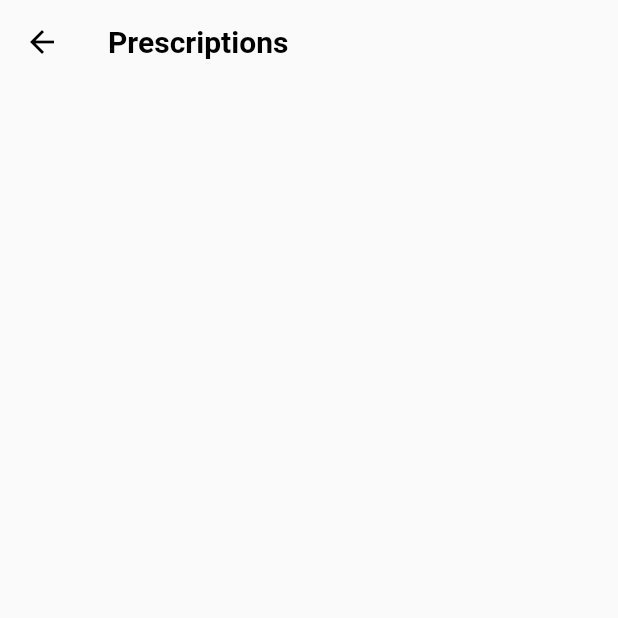
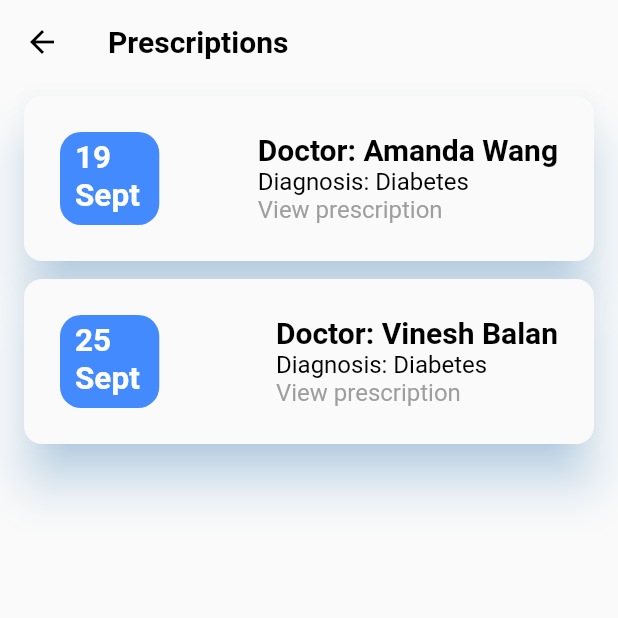
Before and after one commit to verbal-noun/codebrew-2020-prespa, a Flutter app: the PrescriptionPage screen opened directly, on a phone screen of 412 x 824 dp, the top half of it. Run offline on Flutter 3.47's test engine with Material 2 defaults, Android fonts, the phone set to English and light mode, and no system bars.

Commit message:
Adding prescription page

```diff
--- a/lib/pages/prescription_list.dart
+++ b/lib/pages/prescription_list.dart
@@ -1,4 +1,5 @@
 import 'package:flutter/material.dart';
+import 'package:flutter_staggered_grid_view/flutter_staggered_grid_view.dart';
 
 class PrescriptionPage extends StatelessWidget {
   @override
@@ -8,19 +9,98 @@ class PrescriptionPage extends StatelessWidget {
         appBar: AppBar(
           elevation: 0.0,
           backgroundColor: Colors.transparent,
-            leading: IconButton
-              (
+          leading: IconButton(
             color: Colors.black,
             onPressed: () => Navigator.of(context).pop(),
             icon: Icon(Icons.arrow_back, color: Colors.black),
           ),
-            title:
-            Text('Prescriptions', style: TextStyle(color: Colors.black, fontWeight: FontWeight.w700)),
+          title: Text('Prescriptions',
+              style:
+              TextStyle(color: Colors.black, fontWeight: FontWeight.w700)),
         ),
-      body: Column(
+        body: StaggeredGridView.count(
+            crossAxisCount: 2,
+            crossAxisSpacing: 12.0,
+            mainAxisSpacing: 12.0,
+            padding: EdgeInsets.symmetric(horizontal: 16.0, vertical: 8.0),
+            children: <Widget>[
+              _prescriptionTile(
+                  PrescriptionWidget('19', 'Sept', 'Amanda Wang')),
+              _prescriptionTile(PrescriptionWidget('25', 'Sept', 'Vinesh Balan'))
+            ],
+            staggeredTiles: [
+              StaggeredTile.extent(2, 110.0),
+              StaggeredTile.extent(2, 110.0),
+            ]));
+  }
 
+  Widget _prescriptionTile(Widget child, {Function() onTap}) {
+    return Material(
+        elevation: 14.0,
+        borderRadius: BorderRadius.circular(12.0),
+        shadowColor: Color(0x802196F3),
+        child: InkWell(
+          // Do onTap() if it isn't null, otherwise do print()
+            onTap: onTap != null
+                ? () => onTap()
+                : () {
+              print('Not set yet');
+            },
+            child: child));
+  }
+}
+
+  class PrescriptionWidget extends StatelessWidget {
+
+    String day;
+    String month;
+    String doctorName;
+    String get date => '$day' +'\n$month';
+    String get doctor => 'Doctor: ' + '$doctorName';
+    PrescriptionWidget(this.day, this.month, this.doctorName);
+
+  @override
+  Widget build(BuildContext context) {
+    // TODO: implement build
+    return Padding(
+      padding: const EdgeInsets.all(24.0),
+      child: Row(
+          mainAxisAlignment: MainAxisAlignment.spaceBetween,
+          crossAxisAlignment: CrossAxisAlignment.stretch,
+          children: <Widget>[
+            Container(
+              //borderRadius: BorderRadius.circular(20.0),
+              child: Column(children: [
+                Text(date,
+                  textScaleFactor: 1.5,
+                  style: TextStyle(
+                      color: Colors.white,
+                      fontWeight: FontWeight.bold,
+                      fontSize: 14.0),
                 ),
+              ]),
+              padding: EdgeInsets.fromLTRB(10, 5, 13, 5),
+              decoration: BoxDecoration(
+                borderRadius: BorderRadius.circular(14.0),
+                color: Colors.blueAccent,
+              ),
+            ),
+            Column(
+              mainAxisAlignment: MainAxisAlignment.center,
+              crossAxisAlignment: CrossAxisAlignment.start,
+              children: <Widget>[
+                Text(doctor,
+                    style: TextStyle(
+                        color: Colors.black,
+                        fontWeight: FontWeight.w700,
+                        fontSize: 20.0)),
+                Text('Diagnosis: Diabetes',
+                    style: TextStyle(color: Colors.black, fontSize: 16.0)),
+                Text('View prescription',
+                    style: TextStyle(color: Colors.grey, fontSize: 16.0))
+              ],
+            )
+          ]),
     );
   }
-
   }
```
Lines whose indentation alone changed are shown as unchanged.
